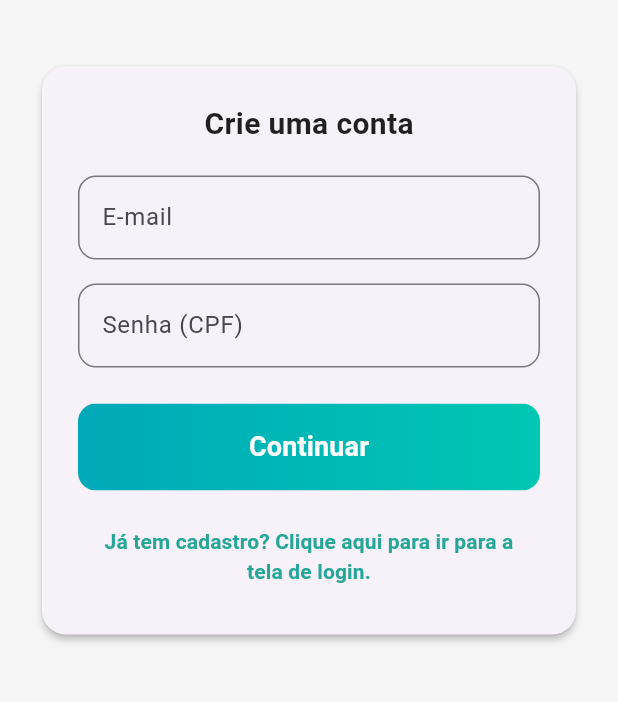
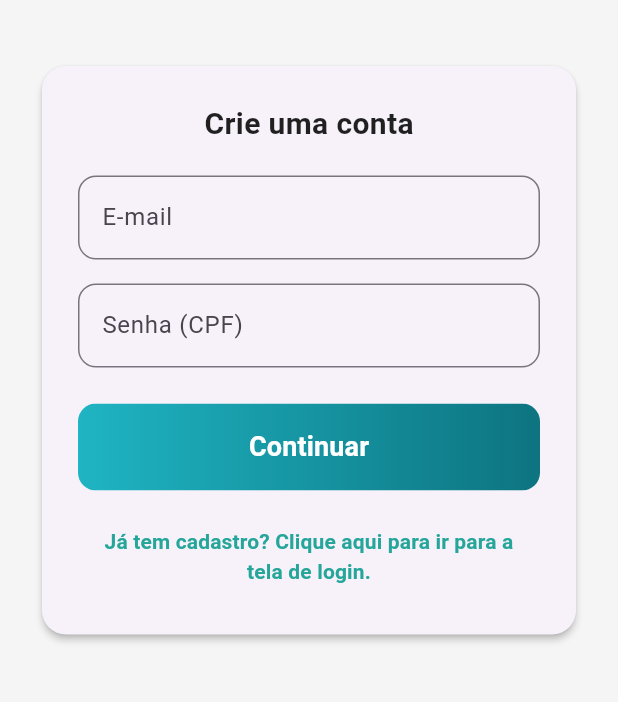
Before and after one commit to PoliImages/poli-images-front, a Flutter app: the screen it shows after launch, after a tap on "Não tem cadastro? Clique aqui", on a phone screen of 412 x 824 dp, the part 270-972 px from its top. Run offline on Flutter 3.47's test engine with Material 3 defaults, Android fonts, the phone set to English and light mode, and no system bars; our stand-ins replace flutter_dotenv; network calls fail.

Commit message:
feat: ajusta cores dos botões para telas de login e regitro

```diff
--- a/lib/features/auth/presentation/pages/login_page.dart
+++ b/lib/features/auth/presentation/pages/login_page.dart
@@ -82,7 +82,6 @@ class _LoginPageState extends State<LoginPage> {
         elevation: 0,
         title: Row(
           children: [
-            // CORREÇÃO: Usando Icon(Icons.widgets) como fallback se a imagem não carregar.
             Image.asset(
               'assets/logo_poliedro.png',
               height: 24,
@@ -123,8 +122,6 @@ class _LoginPageState extends State<LoginPage> {
               Center(
                 child: ConstrainedBox(
                   constraints: const BoxConstraints(
-                    // Define o tamanho máximo para o Card em telas grandes (e.g., desktop/tablet).
-                    // Em telas menores que 450px, ele se adapta à largura total disponível (menos o padding).
                     maxWidth: 450,
                   ),
                   child: Card(
@@ -135,7 +132,7 @@ class _LoginPageState extends State<LoginPage> {
                     child: Padding(
                       padding: const EdgeInsets.all(24.0),
                       child: Column(
-                        mainAxisSize: MainAxisSize.min, // Garante que a coluna se ajuste ao conteúdo
+                        mainAxisSize: MainAxisSize.min,
                         children: [
                           const Text(
                             'Acesse sua conta',
@@ -179,7 +176,6 @@ class _LoginPageState extends State<LoginPage> {
                   ),
                 ),
               ),
-              // === FIM DO AJUSTE DE RESPONSIVIDADE ===
             ],
           ),
         ),
@@ -193,7 +189,10 @@ class _LoginPageState extends State<LoginPage> {
       child: Container(
         decoration: const BoxDecoration(
           gradient: LinearGradient(
-            colors: [Color(0xFF00A9B8), Color(0xFF00C7B3)],
+            colors: [
+              Color(0xFF1FB4C3),
+              Color(0xFF0D7480)
+            ],
             begin: Alignment.centerLeft,
             end: Alignment.centerRight,
           ),
--- a/lib/features/auth/presentation/pages/register_page.dart
+++ b/lib/features/auth/presentation/pages/register_page.dart
@@ -184,7 +184,10 @@ class _RegisterPageState extends State<RegisterPage> {
       child: Container(
         decoration: const BoxDecoration(
           gradient: LinearGradient(
-            colors: [Color(0xFF00A9B8), Color(0xFF00C7B3)],
+            colors: [
+              Color(0xFF1FB4C3),
+              Color(0xFF0D7480)
+            ],
             begin: Alignment.centerLeft,
             end: Alignment.centerRight,
           ),
```
